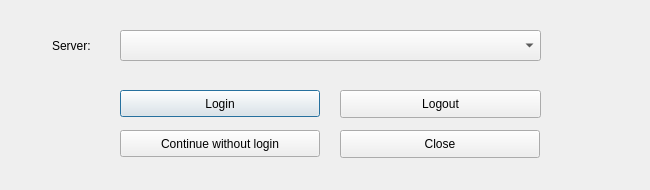
The window that dlg_ConnectionManager.ui (LESPROJEKT/qgis-layman-plugin) describes before a commit, drawn with Qt 5.
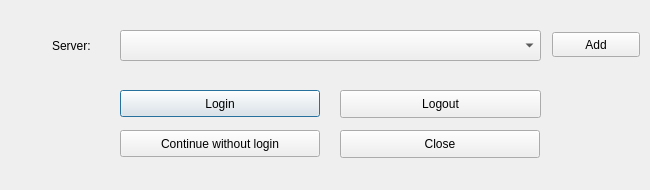
The same window after the commit. Icons and pictures are not drawn.

Commit message: #35 add own server

What changed in the file:
```diff
--- a/dlg_ConnectionManager.ui
+++ b/dlg_ConnectionManager.ui
@@ -147,6 +147,19 @@
      <normaloff>icons/user_not_logged.png</normaloff>icons/user_not_logged.png</iconset>
    </property>
   </widget>
+  <widget class="QPushButton" name="pushButton_Add">
+   <property name="geometry">
+    <rect>
+     <x>552</x>
+     <y>32</y>
+     <width>88</width>
+     <height>25</height>
+    </rect>
+   </property>
+   <property name="text">
+    <string>Add</string>
+   </property>
+  </widget>
  </widget>
  <resources/>
  <connections/>
```
The commit also changes 2 other files.
